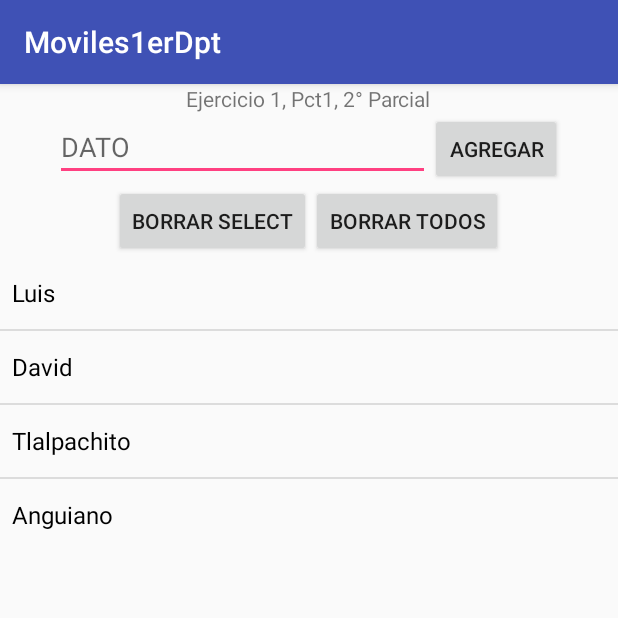
After one commit to Tlakua/Moviles1erDpt, an Android app: the Pct2_1_1 screen opened directly, with no data from a screen before it, on a phone screen of 412 x 824 dp, the top half of it. The commit adds this screen. Run offline under Robolectric (Android 15) with nearby library versions, the phone set to English and light mode, and no system bars.

Commit message:
pctParcial2

```diff
--- a/Moviles1erDpt/app/src/main/AndroidManifest.xml
+++ b/Moviles1erDpt/app/src/main/AndroidManifest.xml
@@ -22,7 +22,9 @@
         <activity android:name=".Practicas1.Pct_4" />
         <activity android:name=".Practicas1.Pct_4_1" />
         <activity android:name=".menus.Dpt_1" />
-        <activity android:name=".menus.Dpt_2"></activity>
+        <activity android:name=".menus.Dpt_2" />
+        <activity android:name=".Practicas2.Pct2_1" />
+        <activity android:name=".Practicas2.Pct2_1_1"></activity>
     </application>
 
 </manifest>
--- a/Moviles1erDpt/app/src/main/java/com/codequark/www/moviles1erdpt/MainActivity.java
+++ b/Moviles1erDpt/app/src/main/java/com/codequark/www/moviles1erdpt/MainActivity.java
@@ -8,6 +8,7 @@ import android.view.View;
 import android.widget.Button;
 
 import com.codequark.www.moviles1erdpt.menus.Dpt_1;
+import com.codequark.www.moviles1erdpt.menus.Dpt_2;
 
 public class MainActivity extends AppCompatActivity {
 
@@ -39,7 +40,7 @@ public class MainActivity extends AppCompatActivity {
         btn_men2.setOnClickListener(new View.OnClickListener() {
             @Override
             public void onClick(View v) {
-                //startActivity(new Intent(getApplicationContext(), Dpt_1.class));
+                startActivity(new Intent(getApplicationContext(), Dpt_2.class));
             }
         });
         btn_men3.setOnClickListener(new View.OnClickListener() {
--- /dev/null
+++ b/Moviles1erDpt/app/src/main/java/com/codequark/www/moviles1erdpt/Practicas2/Pct2_1_1.java
@@ -0,0 +1,101 @@
+package com.codequark.www.moviles1erdpt.Practicas2;
+
+import android.os.Bundle;
+import android.support.v7.app.AppCompatActivity;
+import android.view.View;
+import android.widget.AdapterView;
+import android.widget.ArrayAdapter;
+import android.widget.Button;
+import android.widget.EditText;
+import android.widget.ListView;
+
+import com.codequark.www.moviles1erdpt.R;
+
+import java.util.ArrayList;
+
+public class Pct2_1_1 extends AppCompatActivity {
+    private ListView listV;
+    private EditText edt;
+    private Button btnAgre, btnbsel, btnbtodo;
+    private ArrayList<String> listArray;
+    private ArrayAdapter adapter;
+    private int positioToDelete = 0;
+
+    @Override
+    protected void onCreate(Bundle savedInstanceState) {
+        super.onCreate(savedInstanceState);
+        setContentView(R.layout.activity_pct2_1_1);
+
+        initView();
+        prepareComponents();
+    }
+
+    private void initView() {
+        listV = findViewById(R.id.listV_pct2_1_1);
+        edt = findViewById(R.id.edt_pct2_1_1);
+        btnAgre = findViewById(R.id.btn_pct2_1_1);
+        btnbsel = findViewById(R.id.btnb1_pct2_1_1);
+        btnbtodo = findViewById(R.id.btnbt_pct2_1_1);
+    }
+
+    private void prepareComponents() {
+        cargarDatos();
+
+        btnAgre.setOnClickListener(new View.OnClickListener() {
+            @Override
+            public void onClick(View v) {
+                clickBTN();
+            }
+        });
+
+        btnbsel.setOnClickListener(new View.OnClickListener() {
+            @Override
+            public void onClick(View v) {
+                clickBseleccion();
+            }
+        });
+
+        btnbtodo.setOnClickListener(new View.OnClickListener() {
+            @Override
+            public void onClick(View v) {
+                clickBtodo();
+            }
+        });
+
+        listV.setOnItemClickListener(new AdapterView.OnItemClickListener() {
+            @Override
+            public void onItemClick(AdapterView<?> parent, View view, int position, long id) {
+                positioToDelete = position;
+            }
+        });
+    }
+
+    private void clickBTN() {
+        String dato = edt.getText().toString();
+        adapter.add(dato);
+        edt.setText("");
+    }
+
+    private void cargarDatos() {
+        listArray = new ArrayList<>();
+        listArray.add("Luis");
+        listArray.add("David");
+        listArray.add("Tlalpachito");
+        listArray.add("Anguiano");
+
+        adapter = new ArrayAdapter(this, R.layout.support_simple_spinner_dropdown_item, listArray);
+        listV.setAdapter(adapter);
+    }
+
+    private void clickBseleccion() {
+        if(positioToDelete != -1) {
+            listArray.remove(positioToDelete);
+            adapter.notifyDataSetChanged();
+            positioToDelete = -1;
+        }
+    }
+
+    private void clickBtodo() {
+        adapter.clear();
+    }
+}
--- /dev/null
+++ b/Moviles1erDpt/app/src/main/res/layout/activity_pct2_1_1.xml
@@ -0,0 +1,57 @@
+<?xml version="1.0" encoding="utf-8"?>
+<LinearLayout xmlns:android="http://schemas.android.com/apk/res/android"
+    xmlns:tools="http://schemas.android.com/tools"
+    android:layout_width="match_parent"
+    android:layout_height="match_parent"
+    android:orientation="vertical"
+    android:gravity="center_horizontal"
+    tools:context=".Practicas2.Pct2_1_1">
+
+    <TextView
+        android:layout_width="wrap_content"
+        android:layout_height="wrap_content"
+        android:text="Ejercicio 1, Pct1, 2° Parcial" />
+
+    <TableRow
+        android:layout_width="wrap_content"
+        android:layout_height="wrap_content">
+
+        <EditText
+            android:hint="DATO"
+            android:layout_width="250sp"
+            android:layout_height="wrap_content"
+            android:id="@+id/edt_pct2_1_1"/>
+
+        <Button
+            android:layout_width="wrap_content"
+            android:layout_height="wrap_content"
+            android:id="@+id/btn_pct2_1_1"
+            android:text="Agregar"/>
+
+    </TableRow>
+
+    <TableRow
+        android:layout_width="wrap_content"
+        android:layout_height="wrap_content" >
+
+        <Button
+            android:id="@+id/btnb1_pct2_1_1"
+            android:layout_width="wrap_content"
+            android:layout_height="wrap_content"
+            android:text="Borrar Select"/>
+
+        <Button
+            android:id="@+id/btnbt_pct2_1_1"
+            android:layout_width="wrap_content"
+            android:layout_height="wrap_content"
+            android:text="Borrar todos"/>
+
+    </TableRow>
+
+    <ListView
+        android:id="@+id/listV_pct2_1_1"
+        android:layout_width="wrap_content"
+        android:layout_height="wrap_content"
+        android:layout_gravity="center_horizontal" />
+
+</LinearLayout>
```
Also changed, not shown: Moviles1erDpt/app/src/main/java/com/codequark/www/moviles1erdpt/Practicas2/Pct2_1.java (added, +91 -0 lines), Moviles1erDpt/app/src/main/java/com/codequark/www/moviles1erdpt/menus/Dpt_2.java (+10 -1 lines), Moviles1erDpt/app/src/main/res/layout/activity_dpt_2.xml (+5 -5 lines), Moviles1erDpt/app/src/main/res/layout/activity_pct2_1.xml (added, +31 -0 lines).
